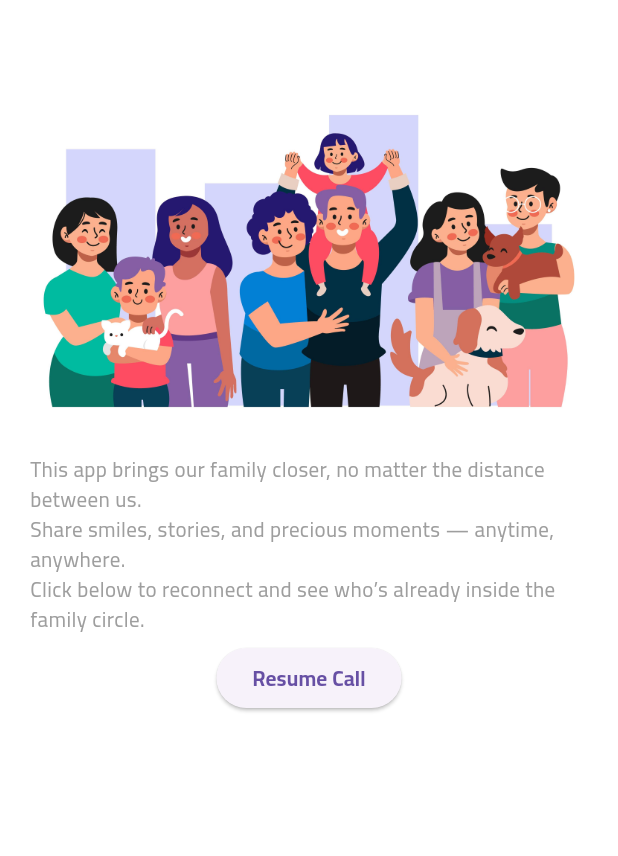
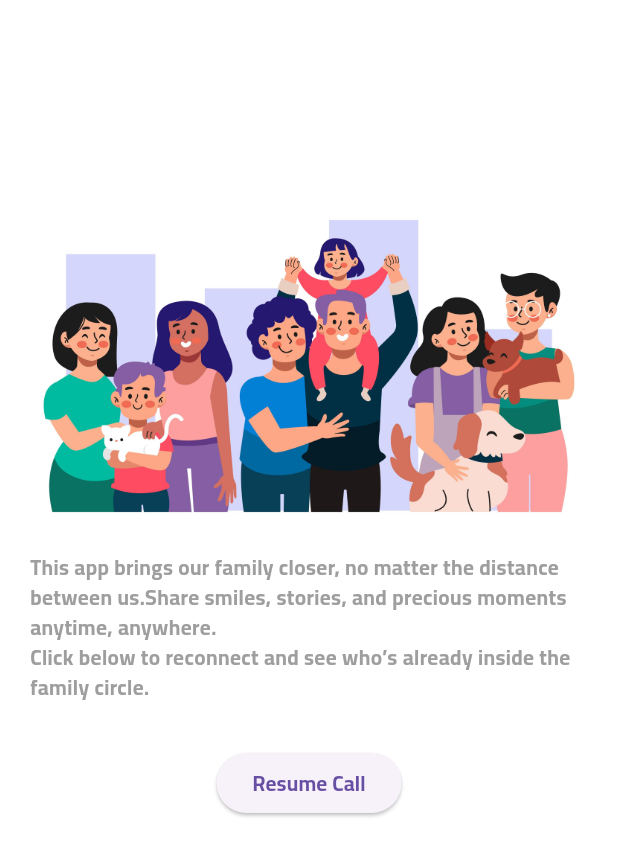
Before and after one commit to AlaaMahrous/family_meeting, a Flutter app: the HomePage screen opened by its route, on a phone screen of 412 x 824 dp. Shown: the top 856 px of the screen. Run offline on Flutter 3.47's test engine with Material 3 defaults, Android fonts, the phone set to English and light mode, and no system bars; our stand-ins replace go_router, permission_handler; missing offline and left inert: dart_jsonwebtoken, stream_video_flutter; statements that could not run were skipped.

Commit message:
some home page design changes

```diff
--- a/lib/pages/home_page.dart
+++ b/lib/pages/home_page.dart
@@ -12,22 +12,22 @@ class HomePage extends StatelessWidget {
       backgroundColor: Colors.white,
       body: SafeArea(
         child: Padding(
-          padding: const EdgeInsets.symmetric(vertical: 50, horizontal: 20),
+          padding: const EdgeInsets.symmetric(vertical: 120, horizontal: 20),
           child: Column(
-            spacing: 5,
             children: [
               Image.asset('assets/images/family.jpg'),
               Text(
-                'This app brings our family closer, no matter the distance between us.\nShare smiles, stories, and precious moments — anytime, anywhere.\nClick below to reconnect and see who’s already inside the family circle.',
-                style: TextStyle(fontFamily: 'Cairo', color: Colors.grey),
+                'This app brings our family closer, no matter the distance between us.Share smiles, stories, and precious moments anytime, anywhere.\nClick below to reconnect and see who’s already inside the family circle.',
+                style: TextStyle(
+                  fontFamily: 'Cairo',
+                  color: Colors.grey,
+                  fontWeight: FontWeight.bold,
+                ),
               ),
+              SizedBox(height: 30),
               ElevatedButton(
                 onPressed: () {
-                  GoRouter.of(context).push(CallPage.path);
-                  Navigator.push(
-                    context,
-                    MaterialPageRoute(builder: (context) => const CallPage()),
-                  );
+                  GoRouter.of(context).go(CallPage.path);
                 },
                 child: const Text(
                   'Resume Call',
```
